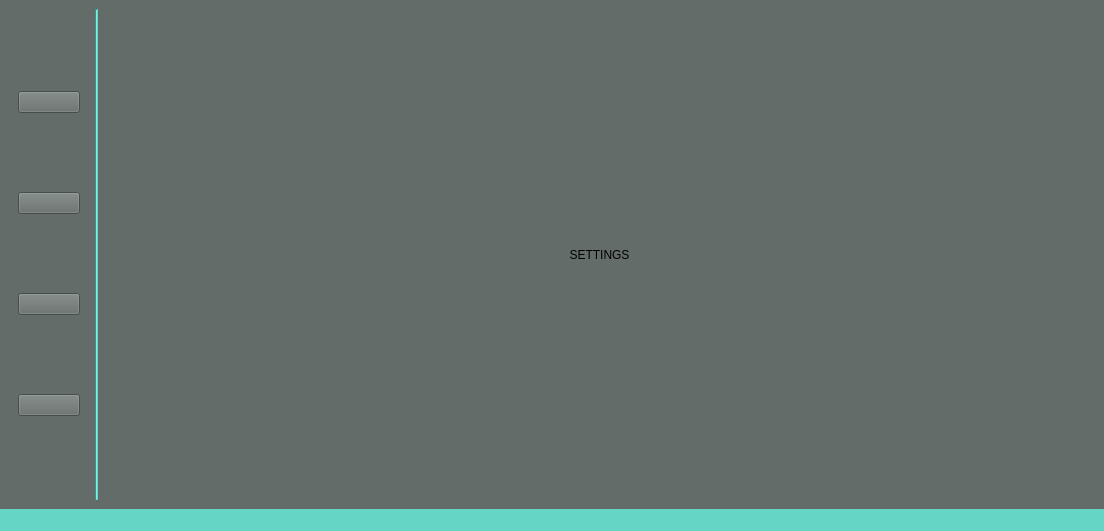
Old version of the form HEX_Service/mainwindow.ui in the repository Maks-Tulewicz/WDS_projekt.
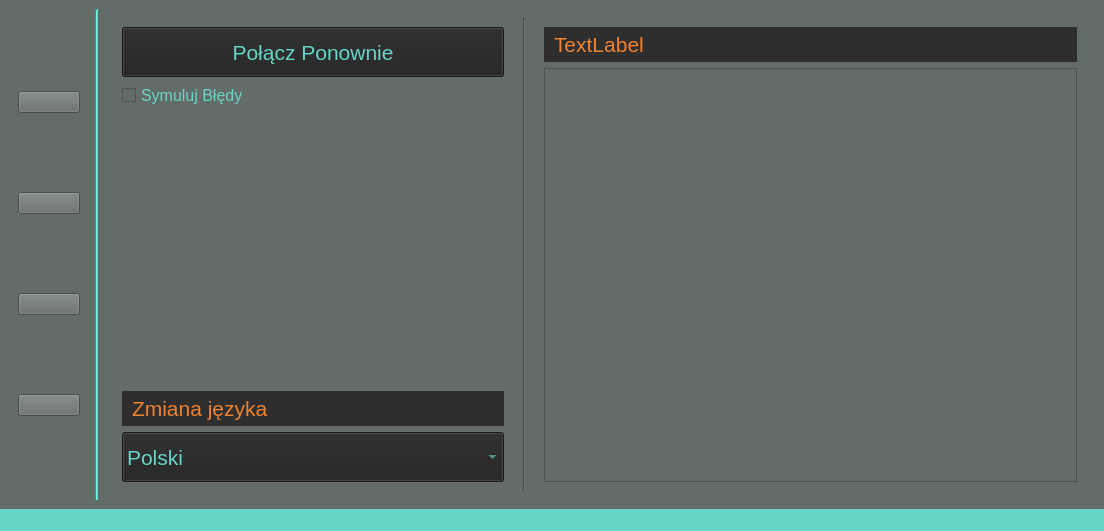
New version of the form. The open tabs and pages were chosen to show the change. Icons and pictures are not drawn. Custom widgets are drawn as their Qt base class.

The edit to the form file:
```diff
--- a/HEX_Service/mainwindow.ui
+++ b/HEX_Service/mainwindow.ui
@@ -736,15 +736,160 @@
        </layout>
       </widget>
       <widget class="QWidget" name="settingsWD">
-       <layout class="QVBoxLayout" name="verticalLayout_3">
+       <layout class="QHBoxLayout" name="horizontalLayout_3">
         <item>
-         <widget class="QLabel" name="settingsLabel">
-          <property name="text">
-           <string>SETTINGS</string>
+         <widget class="QWidget" name="widget_settings_left" native="true">
+          <property name="minimumSize">
+           <size>
+            <width>400</width>
+            <height>0</height>
+           </size>
           </property>
-          <property name="alignment">
-           <set>Qt::AlignCenter</set>
+          <layout class="QVBoxLayout" name="verticalLayout_3">
+           <item>
+            <widget class="QPushButton" name="btnReconnect">
+             <property name="minimumSize">
+              <size>
+               <width>0</width>
+               <height>50</height>
+              </size>
+             </property>
+             <property name="styleSheet">
+              <string notr="true">color: #65d5c6;
+background-color: #222;font-size: 16pt</string>
+             </property>
+             <property name="text">
+              <string>Połącz Ponownie</string>
+             </property>
+            </widget>
+           </item>
+           <item>
+            <widget class="QCheckBox" name="chkSimulateErrors">
+             <property name="styleSheet">
+              <string notr="true">color: #65d5c6;font-size: 12pt</string>
+             </property>
+             <property name="text">
+              <string>Symuluj Błędy</string>
+             </property>
+            </widget>
+           </item>
+           <item>
+            <spacer name="verticalSpacer">
+             <property name="orientation">
+              <enum>Qt::Vertical</enum>
+             </property>
+             <property name="sizeHint" stdset="0">
+              <size>
+               <width>20</width>
+               <height>40</height>
+              </size>
+             </property>
+            </spacer>
+           </item>
+           <item>
+            <widget class="QLabel" name="languageLabel">
+             <property name="maximumSize">
+              <size>
+               <width>16777215</width>
+               <height>50</height>
+              </size>
+             </property>
+             <property name="styleSheet">
+              <string notr="true">font-size: 16pt;
+color: #F0822F;
+background-color: #2E2E2E;
+border: none;
+padding: 5px;
+qproperty-alignment: AlignCenter;
+</string>
+             </property>
+             <property name="text">
+              <string>Zmiana języka</string>
+             </property>
+            </widget>
+           </item>
+           <item>
+            <widget class="QComboBox" name="comboBox">
+             <property name="minimumSize">
+              <size>
+               <width>0</width>
+               <height>50</height>
+              </size>
+             </property>
+             <property name="styleSheet">
+              <string notr="true">color: #65d5c6;
+background-color: #222;font-size: 16pt</string>
+             </property>
+             <item>
+              <property name="text">
+               <string>Polski</string>
+              </property>
+             </item>
+             <item>
+              <property name="text">
+               <string>English</string>
+              </property>
+             </item>
+            </widget>
+           </item>
+          </layout>
+         </widget>
+        </item>
+        <item>
+         <widget class="Line" name="line_2">
+          <property name="minimumSize">
+           <size>
+            <width>10</width>
+            <height>400</height>
+           </size>
           </property>
+          <property name="accessibleDescription">
+           <string>background-color: #65d5c6</string>
+          </property>
+          <property name="orientation">
+           <enum>Qt::Vertical</enum>
+          </property>
+         </widget>
+        </item>
+        <item>
+         <widget class="QWidget" name="widget_settings_right" native="true">
+          <layout class="QVBoxLayout" name="verticalLayout_6">
+           <item>
+            <widget class="QLabel" name="terminalLabel">
+             <property name="styleSheet">
+              <string notr="true">font-size: 16pt;
+color: #F0822F;
+background-color: #2E2E2E;
+border: none;
+padding: 5px;
+qproperty-alignment: AlignCenter;
+</string>
+             </property>
+             <property name="text">
+              <string>TextLabel</string>
+             </property>
+            </widget>
+           </item>
+           <item>
+            <widget class="QPlainTextEdit" name="plainTextEdit">
+             <property name="maximumSize">
+              <size>
+               <width>16777215</width>
+               <height>16777215</height>
+              </size>
+             </property>
+             <property name="font">
+              <font>
+               <family>Courier 10 Pitch</family>
+               <pointsize>10</pointsize>
+              </font>
+             </property>
+             <property name="readOnly">
+              <bool>true</bool>
+             </property>
+            </widget>
+           </item>
+          </layout>
          </widget>
         </item>
        </layout>
```
Left out of the diff: 2 changed lines with no effect on the pictures.
